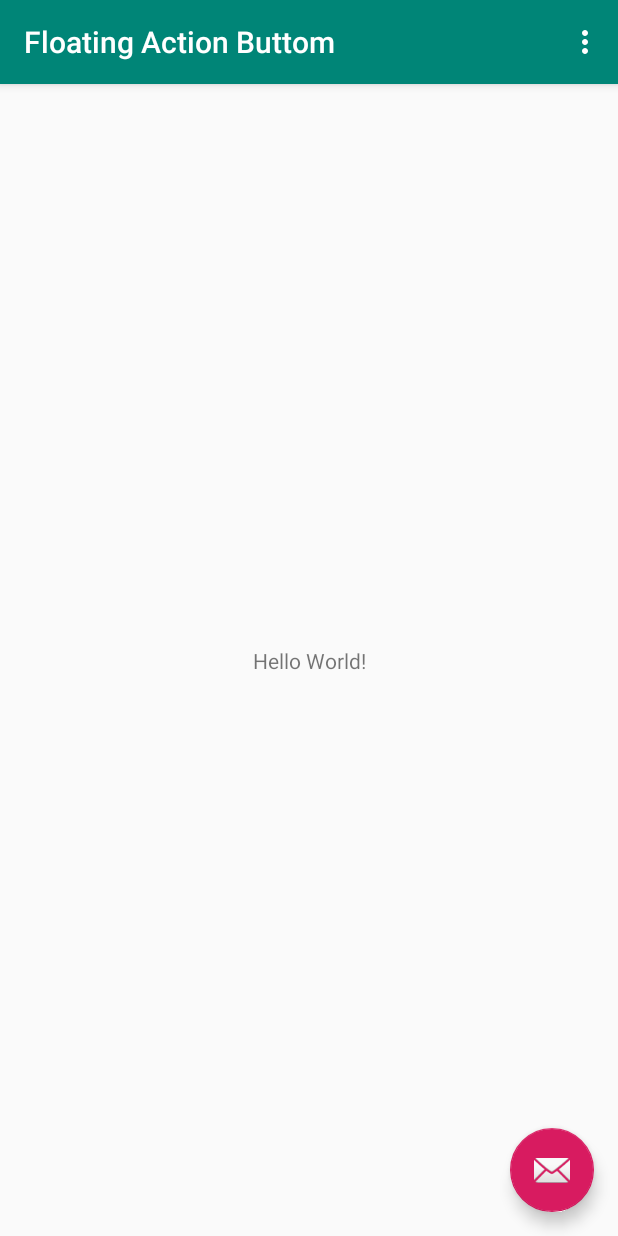
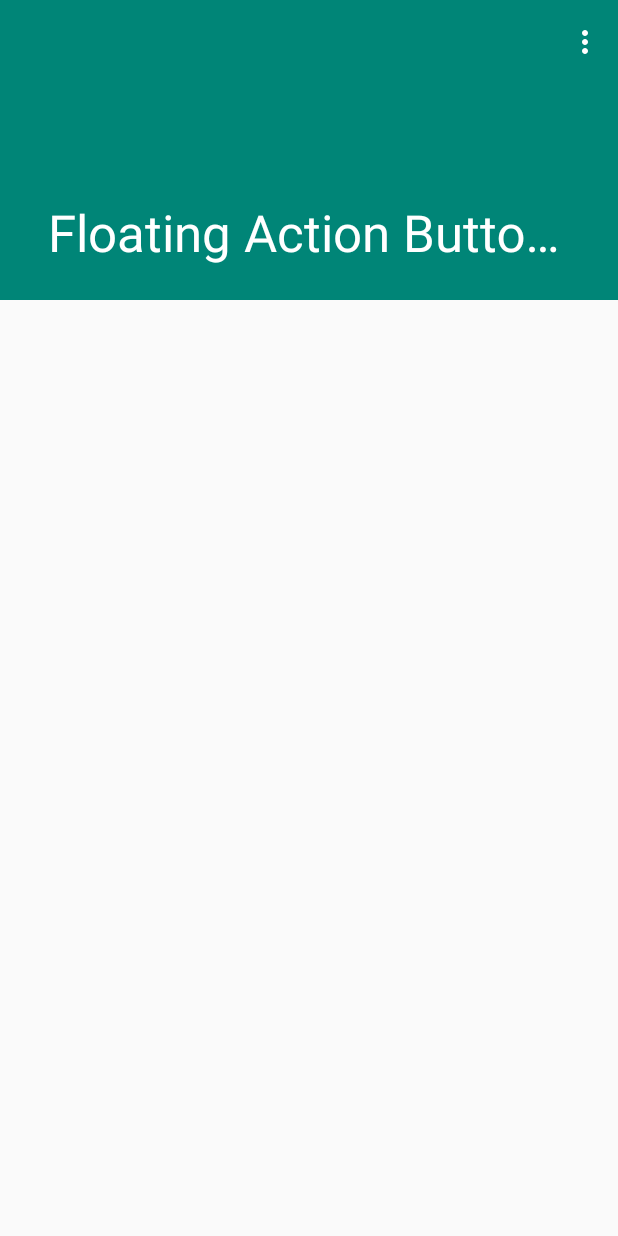
Before and after one commit to ingrid-aguilar/FloatingActionButtom2, an Android app: the screen it shows after launch (MainActivity), on a phone screen of 412 x 824 dp. Run offline under Robolectric (Android 15) with nearby library versions, the phone set to English and light mode, and no system bars.

Commit message:
Animación de escala en el floating action button

```diff
--- a/app/src/main/java/com/example/floatingactionbuttom/MainActivity.java
+++ b/app/src/main/java/com/example/floatingactionbuttom/MainActivity.java
@@ -1,11 +1,17 @@
 package com.example.floatingactionbuttom;
 
+
+import android.animation.Animator;
+import android.os.Build;
 import android.os.Bundle;
 import android.support.design.widget.FloatingActionButton;
 import android.support.design.widget.Snackbar;
 import android.support.v7.app.AppCompatActivity;
 import android.support.v7.widget.Toolbar;
 import android.view.View;
+import android.view.animation.AnimationUtils;
+import android.view.animation.Animation;
+import android.view.animation.Interpolator;
 import android.view.Menu;
 import android.view.MenuItem;
 
@@ -18,16 +24,64 @@ public class MainActivity extends AppCompatActivity {
         Toolbar toolbar = findViewById(R.id.toolbar);
         setSupportActionBar(toolbar);
 
-        FloatingActionButton fab = findViewById(R.id.fab);
-        fab.setOnClickListener(new View.OnClickListener() {
-            @Override
-            public void onClick(View view) {
-                Snackbar.make(view, "Se presionó el FAB", Snackbar.LENGTH_LONG)
-                        .setAction("Action", null).show();
-            }
-        });
+        //FloatingActionButton fab = findViewById(R.id.fab);
+        //fab.setOnClickListener(new View.OnClickListener() {
+          //  @Override
+          //  public void onClick(View view) {
+            //    Snackbar.make(view, "Se presionó el FAB", Snackbar.LENGTH_LONG)
+          //              .setAction("Action", null).show();
+        //    }
+      //  });
+        //Animación en escala
+        final FloatingActionButton fab = findViewById(R.id.fab);
+        fab.setScaleX(0);
+        fab.setScaleY(0);
+
+        if (Build.VERSION.SDK_INT  >=  Build.VERSION_CODES.LOLLIPOP){
+            final Interpolator interpolator =
+                    AnimationUtils.loadInterpolator(getBaseContext(),
+                    android.R.interpolator.fast_out_linear_in);
+
+            fab.animate()
+                    .scaleX(1)
+                    .scaleY(1)
+                    .setInterpolator(interpolator)
+                    .setDuration(600)
+                    .setStartDelay(1000)
+                    .setListener(new Animator.AnimatorListener() {
+                        @Override
+                        public void onAnimationStart(Animator animation) {
+
+                        }
+
+                        @Override
+                        public void onAnimationEnd(Animator animation) {
+                            fab.animate()
+                                    .scaleX(0)
+                                    .scaleY(0)
+                                    .setInterpolator(interpolator)
+                                    .setDuration(600)
+                                    .start();
+                        }
+
+                        @Override
+                        public void onAnimationCancel(Animator animation) {
+
+                        }
+
+                        @Override
+                        public void onAnimationRepeat(Animator animation) {
+
+                        }
+                    });
+            fab.setOnClickListener(new View.OnClickListener() {
+                @Override
+                public void onClick(View v) {
+                    Snackbar.make(v, "Se Presionó el FAB", Snackbar.LENGTH_LONG).show();
+                }
+            });
+        }
     }
-
     @Override
     public boolean onCreateOptionsMenu(Menu menu) {
         // Inflate the menu; this adds items to the action bar if it is present.
--- a/app/src/main/res/layout/activity_main.xml
+++ b/app/src/main/res/layout/activity_main.xml
@@ -4,30 +4,48 @@
     xmlns:tools="http://schemas.android.com/tools"
     android:layout_width="match_parent"
     android:layout_height="match_parent"
+    android:fitsSystemWindows="true"
     tools:context=".MainActivity">
 
     <android.support.design.widget.AppBarLayout
+        android:id="@+id/app_bar"
         android:layout_width="match_parent"
-        android:layout_height="wrap_content"
-        android:theme="@style/AppTheme.AppBarOverlay">
+        android:layout_height="200dp"
+        android:theme="@style/ThemeOverlay.AppCompat.Dark.ActionBar">
 
-        <android.support.v7.widget.Toolbar
-            android:id="@+id/toolbar"
+        <android.support.desing.widget.CollapsingToolbarLayout
+            android:id="@+id/toolbar_layout"
             android:layout_width="match_parent"
-            android:layout_height="?attr/actionBarSize"
-            android:background="?attr/colorPrimary"
-            app:popupTheme="@style/AppTheme.PopupOverlay" />
+            android:layout_height="match_parent"
+            android:fitsSystemWindows="true"
+            app:contentScrim="?attr/colorPrimary"
+            app:layout_scrollFlags="scroll|exitUntilCollapsed"
+            app:toolbarId="@+id/toolbar">
 
+
+            <android.support.v7.widget.Toolbar
+                android:id="@+id/toolbar"
+                android:layout_width="match_parent"
+                android:layout_height="?attr/actionBarSize"
+                android:background="?attr/colorPrimary"
+                app:popupTheme="@style/AppTheme.PopupOverlay" />
+        </android.support.desing.widget.CollapsingToolbarLayout>
     </android.support.design.widget.AppBarLayout>
 
-    <include layout="@layout/content_main" />
+    <android.support.v4.widget.NestedScrollView
+        android:id="@+id/contenedor_detalle_item"
+        android:layout_width="match_parent"
+        android:layout_height="match_parent"
+        app:layout_behavior="@string/appbar_scrolling_view_behavior"/>
 
     <android.support.design.widget.FloatingActionButton
         android:id="@+id/fab"
         android:layout_width="wrap_content"
         android:layout_height="wrap_content"
-        android:layout_gravity="bottom|end"
+        android:layout_gravity="center_vertical|start"
         android:layout_margin="@dimen/fab_margin"
-        app:srcCompat="@android:drawable/ic_dialog_email" />
+        app:srcCompat="@drawable/baseline_share_black_18dp"
+        app:layout_anchor="@+id/contenedor_detalle_item"
+        app:layout_anchorGravity="top|end"/>
 
 </android.support.design.widget.CoordinatorLayout>
```
Also changed, not shown: app/src/main/res/drawable-v24/baseline_share_black_18dp.png (added).
